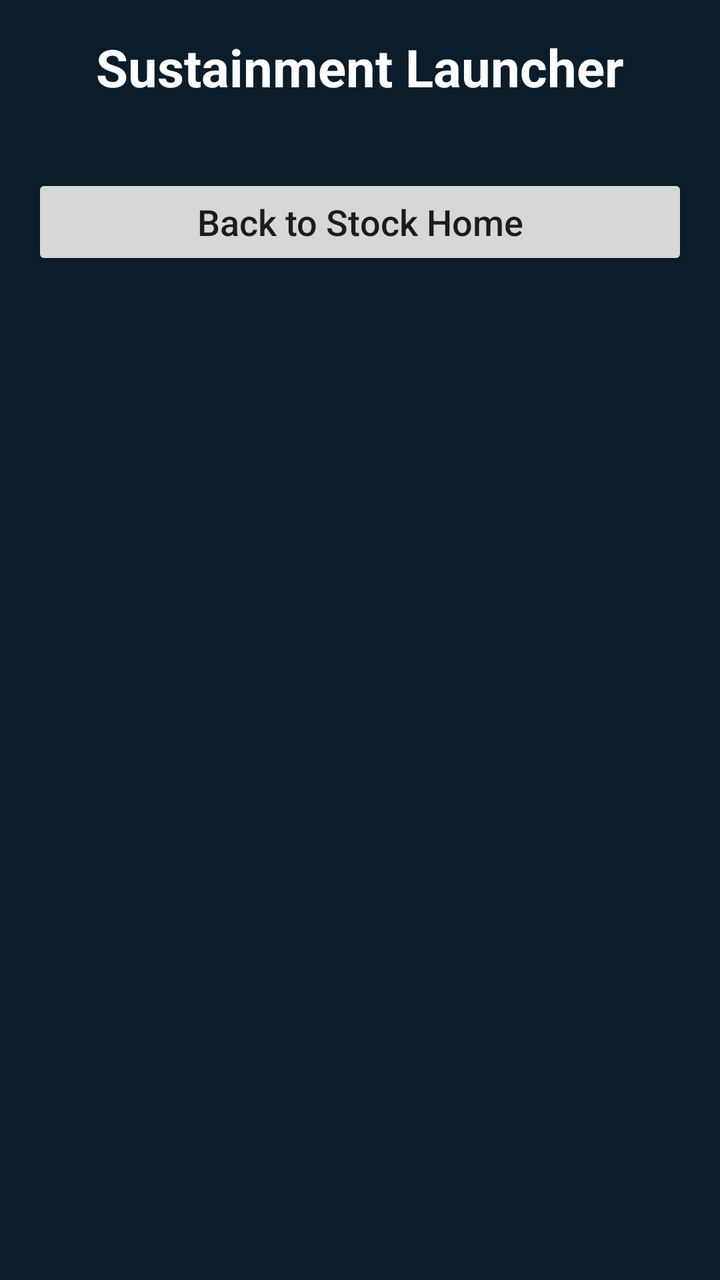
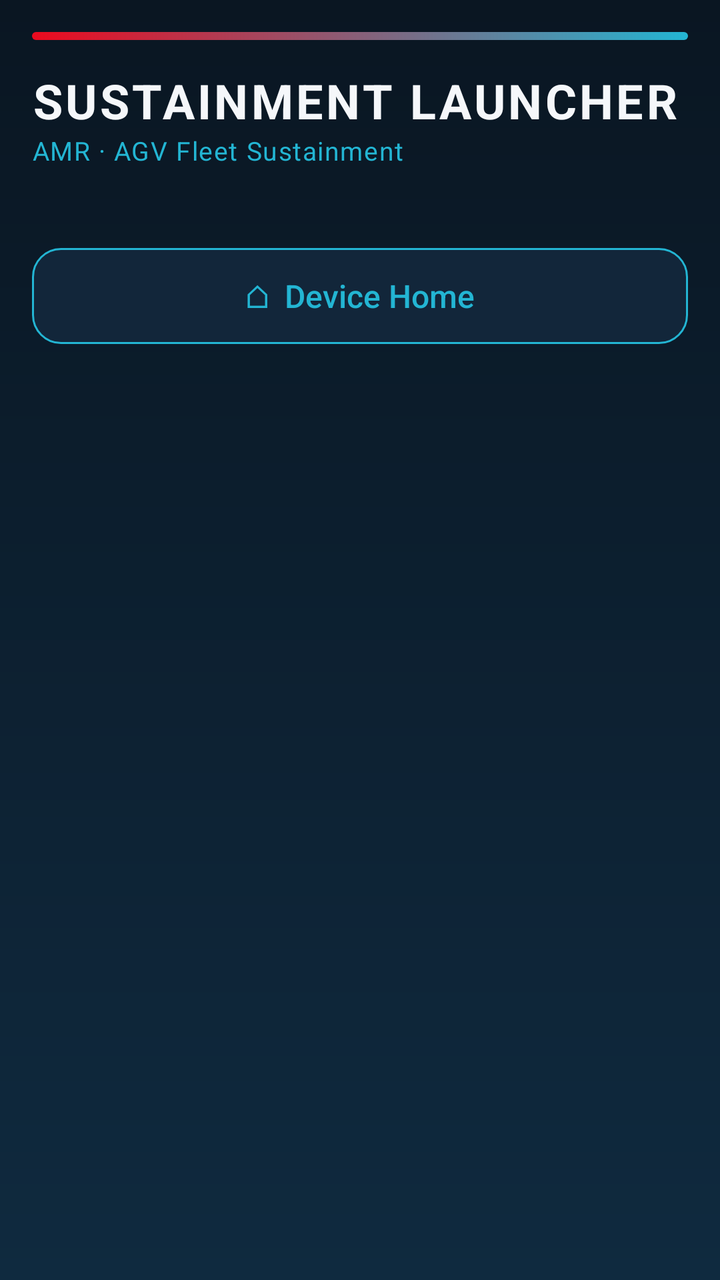

Screens rendered from an Android XML layout before and after an edit, with the pre-edit source and the edit as a unified diff.
<!-- AndroidManifest.xml: application theme Theme.SustainmentLauncher -->
<!-- res/layout/activity_main.xml -->
<?xml version="1.0" encoding="utf-8"?>
<ScrollView xmlns:android="http://schemas.android.com/apk/res/android"
    android:layout_width="match_parent"
    android:layout_height="match_parent"
    android:background="#0B1D2A"
    android:fillViewport="true"
    android:padding="16dp">

    <LinearLayout
        android:layout_width="match_parent"
        android:layout_height="wrap_content"
        android:orientation="vertical">

        <TextView
            android:layout_width="match_parent"
            android:layout_height="wrap_content"
            android:text="Sustainment Launcher"
            android:textColor="#FFFFFF"
            android:textSize="26sp"
            android:textStyle="bold"
            android:gravity="center"
            android:paddingBottom="12dp" />

        <GridLayout
            android:id="@+id/grid"
            android:layout_width="match_parent"
            android:layout_height="wrap_content"
            android:useDefaultMargins="true" />

        <Button
            android:id="@+id/btnStock"
            android:layout_width="match_parent"
            android:layout_height="wrap_content"
            android:layout_marginTop="24dp"
            android:text="Back to Stock Home"
            android:textAllCaps="false"
            android:textSize="18sp" />

    </LinearLayout>
</ScrollView>
<!-- resources referenced by this layout -->
<resources>
  <style name="Theme.SustainmentLauncher" parent="Theme.AppCompat.DayNight.NoActionBar">
          <item name="android:windowBackground">@drawable/bg_app</item>
          <item name="android:statusBarColor">@color/bg_deep</item>
          <item name="android:navigationBarColor">@color/bg_deep</item>
          <item name="colorAccent">@color/toyota_red</item>
      </style>
  <!-- drawable bg_app (drawable) -->
  <?xml version="1.0" encoding="utf-8"?>
  <shape xmlns:android="http://schemas.android.com/apk/res/android"
      android:shape="rectangle">
      <gradient
          android:angle="270"
          android:startColor="@color/bg_deep"
          android:endColor="@color/bg_deep_2" />
  </shape>
  <color name="bg_deep">#0A1622</color>
  <color name="toyota_red">#EB0A1E</color>
  <color name="bg_deep_2">#0F2A3F</color>
</resources>

<!-- the commit's change to res/layout/activity_main.xml (unified diff, before → after) -->
@@ -2,7 +2,6 @@
 <ScrollView xmlns:android="http://schemas.android.com/apk/res/android"
     android:layout_width="match_parent"
     android:layout_height="match_parent"
-    android:background="#0B1D2A"
     android:fillViewport="true"
     android:padding="16dp">
 
@@ -11,30 +10,71 @@
         android:layout_height="wrap_content"
         android:orientation="vertical">
 
-        <TextView
+        
+        <View
+            android:layout_width="match_parent"
+            android:layout_height="4dp"
+            android:layout_marginBottom="14dp"
+            android:background="@drawable/header_accent" />
+
+        
+        <LinearLayout
             android:layout_width="match_parent"
             android:layout_height="wrap_content"
-            android:text="Sustainment Launcher"
-            android:textColor="#FFFFFF"
-            android:textSize="26sp"
-            android:textStyle="bold"
-            android:gravity="center"
-            android:paddingBottom="12dp" />
+            android:orientation="horizontal"
+            android:gravity="center_vertical"
+            android:paddingBottom="16dp">
+
+            <LinearLayout
+                android:layout_width="0dp"
+                android:layout_height="wrap_content"
+                android:layout_weight="1"
+                android:orientation="vertical">
+
+                <TextView
+                    android:layout_width="wrap_content"
+                    android:layout_height="wrap_content"
+                    android:text="SUSTAINMENT LAUNCHER"
+                    android:textColor="@color/text_primary"
+                    android:textSize="24sp"
+                    android:textStyle="bold"
+                    android:letterSpacing="0.06" />
+
+                <TextView
+                    android:layout_width="wrap_content"
+                    android:layout_height="wrap_content"
+                    android:text="AMR · AGV Fleet Sustainment"
+                    android:textColor="@color/mir_cyan"
+                    android:textSize="13sp"
+                    android:letterSpacing="0.04" />
+            </LinearLayout>
+
+            <TextView
+                android:id="@+id/clock"
+                android:layout_width="wrap_content"
+                android:layout_height="wrap_content"
+                android:gravity="end"
+                android:textColor="@color/text_muted"
+                android:textSize="14sp" />
+        </LinearLayout>
 
         <GridLayout
             android:id="@+id/grid"
             android:layout_width="match_parent"
             android:layout_height="wrap_content"
-            android:useDefaultMargins="true" />
+            android:useDefaultMargins="false" />
 
         <Button
             android:id="@+id/btnStock"
             android:layout_width="match_parent"
             android:layout_height="wrap_content"
             android:layout_marginTop="24dp"
-            android:text="Back to Stock Home"
+            android:background="@drawable/btn_secondary"
+            android:text="⌂  Device Home"
             android:textAllCaps="false"
-            android:textSize="18sp" />
+            android:textColor="@color/mir_cyan"
+            android:textSize="16sp"
+            android:stateListAnimator="@null" />
 
     </LinearLayout>
 </ScrollView>
<!-- resource entries referenced after the edit -->
@@ -1,11 +1,34 @@
 <!-- resources referenced by this layout -->
 <resources>
+  <color name="mir_cyan">#23B5D3</color>
+  <color name="text_muted">#9FB3C8</color>
+  <color name="text_primary">#F5F7FA</color>
+  <!-- drawable btn_secondary (drawable) -->
+  <?xml version="1.0" encoding="utf-8"?>
+  <shape xmlns:android="http://schemas.android.com/apk/res/android"
+      android:shape="rectangle">
+      <solid android:color="@color/surface" />
+      <stroke android:width="1dp" android:color="@color/mir_cyan" />
+      <corners android:radius="14dp" />
+  </shape>
+  <!-- drawable header_accent (drawable) -->
+  <?xml version="1.0" encoding="utf-8"?>
+  <shape xmlns:android="http://schemas.android.com/apk/res/android"
+      android:shape="rectangle">
+      <gradient
+          android:angle="0"
+          android:startColor="@color/toyota_red"
+          android:endColor="@color/mir_cyan" />
+      <corners android:radius="2dp" />
+  </shape>
   <style name="Theme.SustainmentLauncher" parent="Theme.AppCompat.DayNight.NoActionBar">
           <item name="android:windowBackground">@drawable/bg_app</item>
           <item name="android:statusBarColor">@color/bg_deep</item>
           <item name="android:navigationBarColor">@color/bg_deep</item>
           <item name="colorAccent">@color/toyota_red</item>
       </style>
+  <color name="surface">#12263A</color>
+  <color name="toyota_red">#EB0A1E</color>
   <!-- drawable bg_app (drawable) -->
   <?xml version="1.0" encoding="utf-8"?>
   <shape xmlns:android="http://schemas.android.com/apk/res/android"
@@ -16,7 +39,6 @@
           android:endColor="@color/bg_deep_2" />
   </shape>
   <color name="bg_deep">#0A1622</color>
-  <color name="toyota_red">#EB0A1E</color>
   <color name="bg_deep_2">#0F2A3F</color>
 </resources>
 
